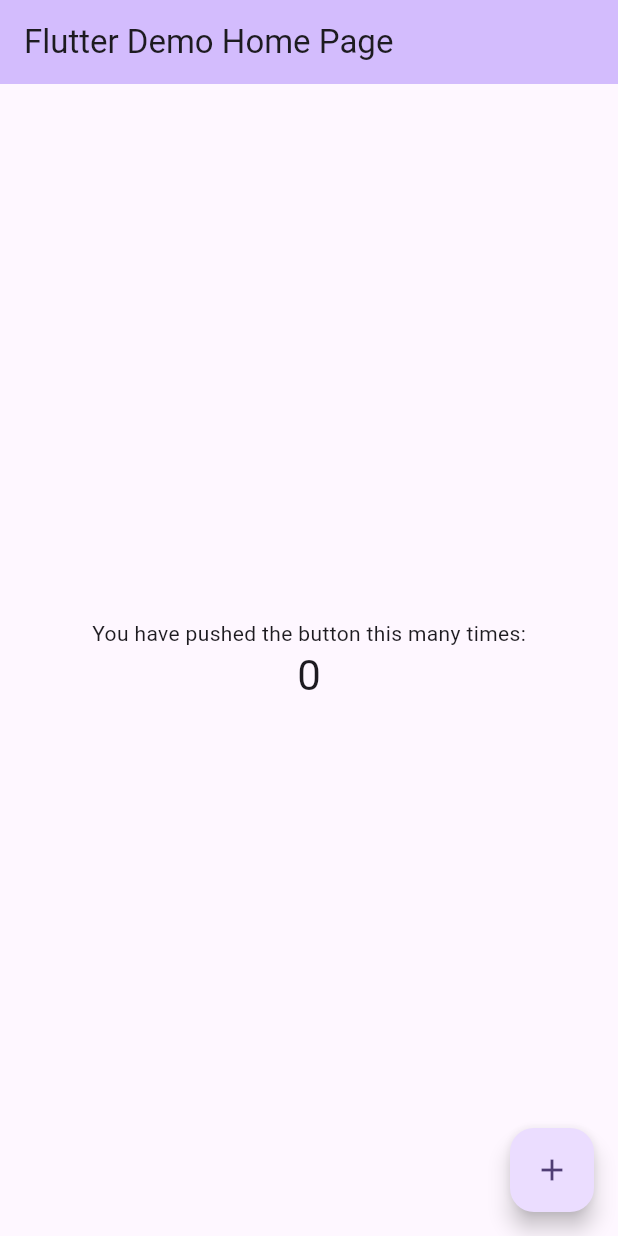
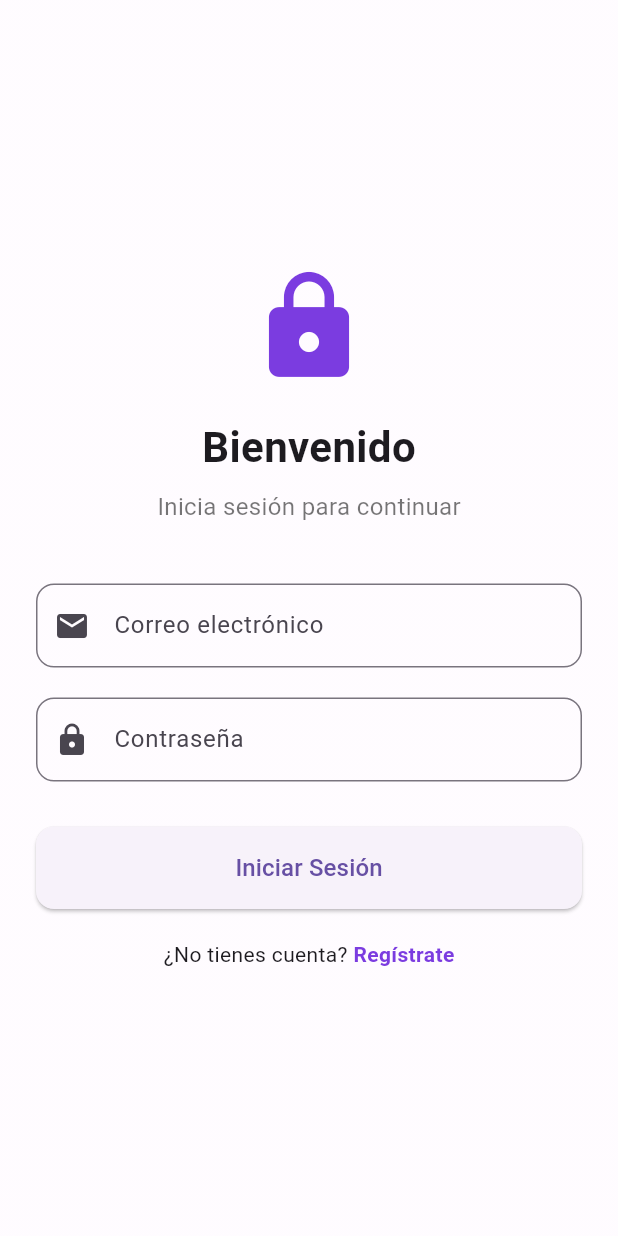
Before and after one commit to JOSSEyela/app-tareas, a Flutter app: the screen it shows after launch, on a phone screen of 412 x 824 dp. Run offline on Flutter 3.47's test engine with Material 3 defaults, Android fonts, the phone set to English and light mode, and no system bars.

Commit message:
feat(ui): pantalla visual de login #5

```diff
--- a/lib/main.dart
+++ b/lib/main.dart
@@ -1,4 +1,6 @@
 import 'package:flutter/material.dart';
+
+import 'screens/auth/login_screen.dart'; // Importa la pantalla de login
 
 void main() {
   runApp(const MyApp());
@@ -7,116 +9,15 @@ void main() {
 class MyApp extends StatelessWidget {
   const MyApp({super.key});
 
-  // This widget is the root of your application.
   @override
   Widget build(BuildContext context) {
     return MaterialApp(
-      title: 'Flutter Demo',
-      theme: ThemeData(
-        // This is the theme of your application.
-        //
-        // TRY THIS: Try running your application with "flutter run". You'll see
-        // the application has a purple toolbar. Then, without quitting the app,
-        // try changing the seedColor in the colorScheme below to Colors.green
-        // and then invoke "hot reload" (save your changes or press the "hot
-        // reload" button in a Flutter-supported IDE, or press "r" if you used
-        // the command line to start the app).
-        //
-        // Notice that the counter didn't reset back to zero; the application
-        // state is not lost during the reload. To reset the state, use hot
-        // restart instead.
-        //
-        // This works for code too, not just values: Most code changes can be
-        // tested with just a hot reload.
-        colorScheme: ColorScheme.fromSeed(seedColor: Colors.deepPurple),
-      ),
-      home: const MyHomePage(title: 'Flutter Demo Home Page'),
+      debugShowCheckedModeBanner: false, // Quita el banner de debug
+      title: 'Mi App Flutter',
+      theme: ThemeData.light(),  // Tema claro por defecto
+      darkTheme: ThemeData.dark(), // Tema oscuro (se activará luego con Provider)
+      themeMode: ThemeMode.system, // Usa el tema del sistema
+      home: LoginScreen(), // <-- Aquí estableces la pantalla inicial
     );
   }
 }
-
-class MyHomePage extends StatefulWidget {
-  const MyHomePage({super.key, required this.title});
-
-  // This widget is the home page of your application. It is stateful, meaning
-  // that it has a State object (defined below) that contains fields that affect
-  // how it looks.
-
-  // This class is the configuration for the state. It holds the values (in this
-  // case the title) provided by the parent (in this case the App widget) and
-  // used by the build method of the State. Fields in a Widget subclass are
-  // always marked "final".
-
-  final String title;
-
-  @override
-  State<MyHomePage> createState() => _MyHomePageState();
-}
-
-class _MyHomePageState extends State<MyHomePage> {
-  int _counter = 0;
-
-  void _incrementCounter() {
-    setState(() {
-      // This call to setState tells the Flutter framework that something has
-      // changed in this State, which causes it to rerun the build method below
-      // so that the display can reflect the updated values. If we changed
-      // _counter without calling setState(), then the build method would not be
-      // called again, and so nothing would appear to happen.
-      _counter++;
-    });
-  }
-
-  @override
-  Widget build(BuildContext context) {
-    // This method is rerun every time setState is called, for instance as done
-    // by the _incrementCounter method above.
-    //
-    // The Flutter framework has been optimized to make rerunning build methods
-    // fast, so that you can just rebuild anything that needs updating rather
-    // than having to individually change instances of widgets.
-    return Scaffold(
-      appBar: AppBar(
-        // TRY THIS: Try changing the color here to a specific color (to
-        // Colors.amber, perhaps?) and trigger a hot reload to see the AppBar
-        // change color while the other colors stay the same.
-        backgroundColor: Theme.of(context).colorScheme.inversePrimary,
-        // Here we take the value from the MyHomePage object that was created by
-        // the App.build method, and use it to set our appbar title.
-        title: Text(widget.title),
-      ),
-      body: Center(
-        // Center is a layout widget. It takes a single child and positions it
-        // in the middle of the parent.
-        child: Column(
-          // Column is also a layout widget. It takes a list of children and
-          // arranges them vertically. By default, it sizes itself to fit its
-          // children horizontally, and tries to be as tall as its parent.
-          //
-          // Column has various properties to control how it sizes itself and
-          // how it positions its children. Here we use mainAxisAlignment to
-          // center the children vertically; the main axis here is the vertical
-          // axis because Columns are vertical (the cross axis would be
-          // horizontal).
-          //
-          // TRY THIS: Invoke "debug painting" (choose the "Toggle Debug Paint"
-          // action in the IDE, or press "p" in the console), to see the
-          // wireframe for each widget.
-          mainAxisAlignment: MainAxisAlignment.center,
-          children: <Widget>[
-            const Text('You have pushed the button this many times:'),
-            Text(
-              '$_counter',
-              style: Theme.of(context).textTheme.headlineMedium,
-            ),
-          ],
-        ),
-      ),
-      floatingActionButton: FloatingActionButton(
-        onPressed: _incrementCounter,
-        tooltip: 'Increment',
-        child: const Icon(Icons.add),
-      ), // This trailing comma makes auto-formatting nicer for build methods.
-    );
-  }
-}
--- a/lib/screens/auth/login_screen.dart
+++ b/lib/screens/auth/login_screen.dart
@@ -0,0 +1,102 @@
+import 'package:flutter/material.dart';
+
+import '../../widgets/custom_button.dart';
+import '../../widgets/custom_text_field.dart';
+
+class LoginScreen extends StatelessWidget {
+  LoginScreen({super.key});
+
+  // Controladores para los campos de texto
+  final TextEditingController emailController = TextEditingController();
+  final TextEditingController passwordController = TextEditingController();
+
+  @override
+  Widget build(BuildContext context) {
+    return Scaffold(
+      body: Container(
+        width: double.infinity,
+        decoration: const BoxDecoration(
+          gradient: LinearGradient(
+            colors: [Color.fromARGB(147, 255, 255, 255), Color.fromARGB(146, 255, 255, 255)],
+            begin: Alignment.topCenter,
+            end: Alignment.bottomCenter,
+          ),
+        ),
+        child: SafeArea(
+          child: Center(
+            child: SingleChildScrollView(
+              padding: const EdgeInsets.symmetric(horizontal: 24, vertical: 40),
+              child: Column(
+                mainAxisAlignment: MainAxisAlignment.center,
+                children: [
+                  // Logo o título
+                  const Icon(Icons.lock, size: 80, color: Color.fromARGB(255, 123, 60, 224)),
+                  const SizedBox(height: 20),
+                  const Text(
+                    "Bienvenido",
+                    style: TextStyle(fontSize: 28, fontWeight: FontWeight.bold),
+                  ),
+                  const SizedBox(height: 8),
+                  const Text(
+                    "Inicia sesión para continuar",
+                    style: TextStyle(fontSize: 16, color: Colors.black54),
+                  ),
+                  const SizedBox(height: 40),
+
+                  // Campo de email
+                  CustomTextField(
+                    label: "Correo electrónico",
+                    icon: Icons.email,
+                    controller: emailController,
+                  ),
+                  const SizedBox(height: 20),
+
+                  // Campo de contraseña
+                  CustomTextField(
+                    label: "Contraseña",
+                    icon: Icons.lock,
+                    isPassword: true,
+                    controller: passwordController,
+                  ),
+                  const SizedBox(height: 30),
+
+                  // Botón de iniciar sesión
+                  CustomButton(
+                    text: "Iniciar Sesión",
+                    onPressed: () {
+                      // Aquí luego se agregará la lógica con Firebase
+                      ScaffoldMessenger.of(context).showSnackBar(
+                        const SnackBar(content: Text("Iniciando sesión...")),
+                      );
+                    },
+                  ),
+                  const SizedBox(height: 20),
+
+                  // Link de registro
+                  Row(
+                    mainAxisAlignment: MainAxisAlignment.center,
+                    children: [
+                      const Text("¿No tienes cuenta? "),
+                      GestureDetector(
+                        onTap: () {
+                          // Navegación futura a la pantalla de registro
+                        },
+                        child: const Text(
+                          "Regístrate",
+                          style: TextStyle(
+                            color: Color.fromARGB(255, 123, 60, 224),
+                            fontWeight: FontWeight.bold,
+                          ),
+                        ),
+                      ),
+                    ],
+                  )
+                ],
+              ),
+            ),
+          ),
+        ),
+      ),
+    );
+  }
+}
```
